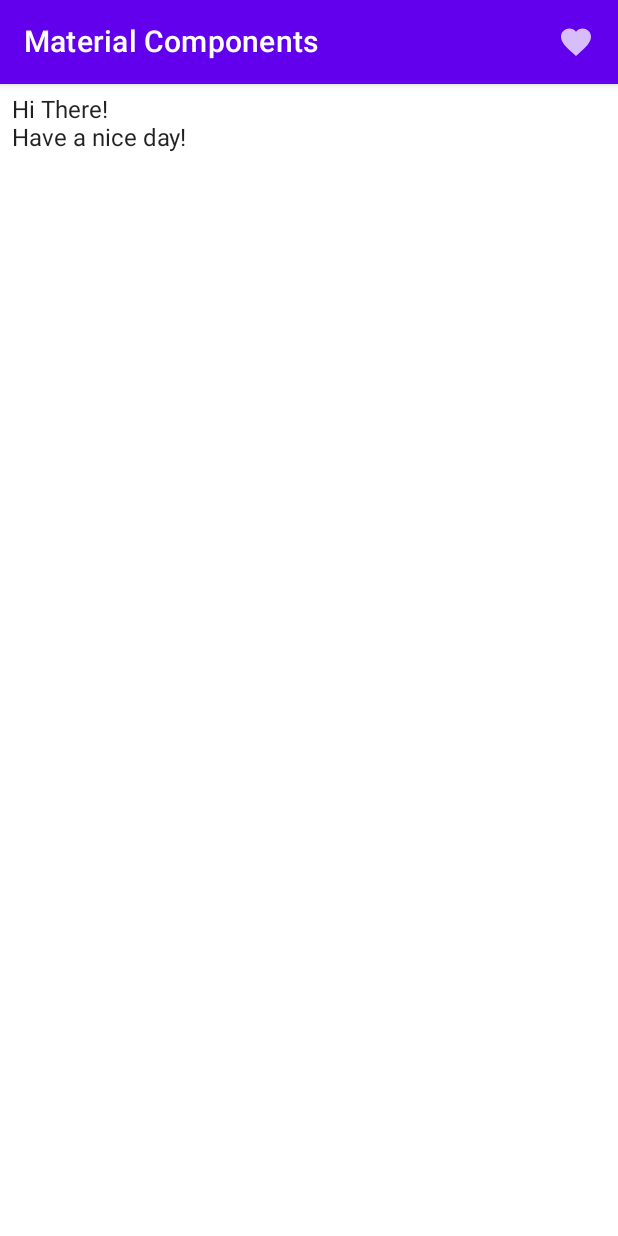
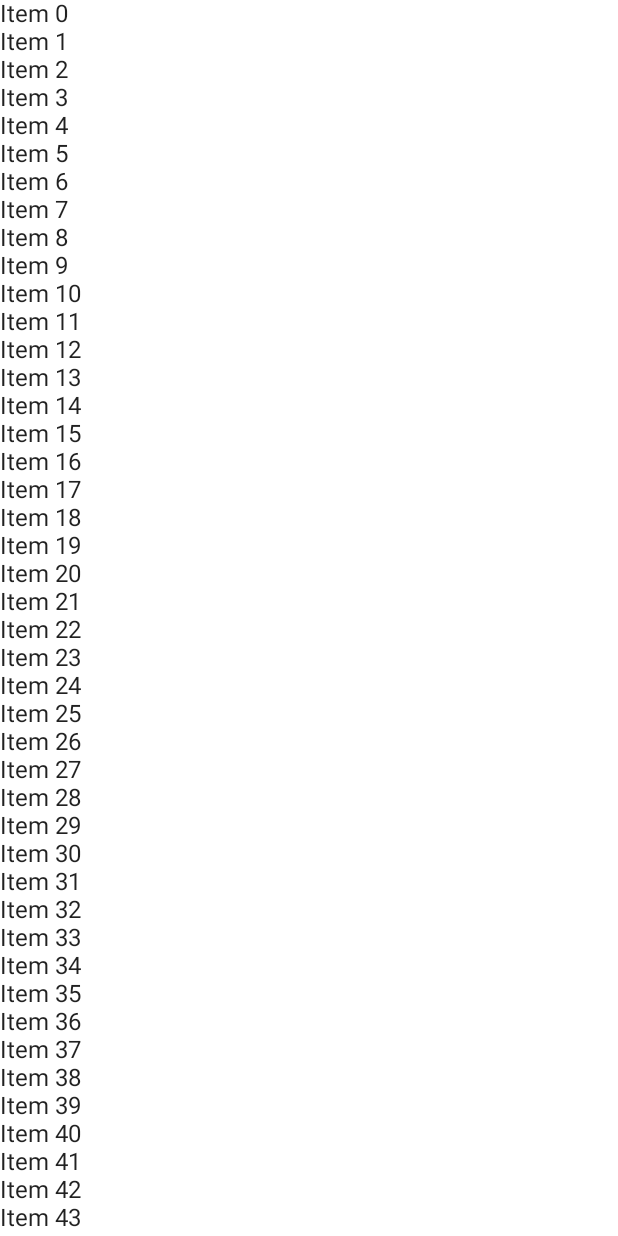
Before and after one commit to LucasCabralDevv/ComposeUi, an Android app built with Jetpack Compose: the screen it shows after launch (MaterialComponentsActivity before the commit, ListsActivity after it), on a phone screen of 412 x 824 dp. Run offline under Robolectric (Android 15) with nearby library versions, the phone set to English and light mode, and no system bars.

```diff
--- /dev/null
+++ b/app/src/main/java/com/lucascabral/composeui/ListsActivity.kt
@@ -0,0 +1,40 @@
+package com.lucascabral.composeui
+
+import android.os.Bundle
+import androidx.activity.ComponentActivity
+import androidx.activity.compose.setContent
+import androidx.compose.foundation.layout.Column
+import androidx.compose.material.MaterialTheme
+import androidx.compose.material.Surface
+import androidx.compose.material.Text
+import androidx.compose.runtime.Composable
+import androidx.compose.ui.tooling.preview.Preview
+import com.lucascabral.composeui.ui.theme.ComposeUiTheme
+
+class ListsActivity : ComponentActivity() {
+    override fun onCreate(savedInstanceState: Bundle?) {
+        super.onCreate(savedInstanceState)
+        setContent {
+            ComposeUiTheme {
+                SimpleList()
+            }
+        }
+    }
+}
+
+@Composable
+fun SimpleList() {
+    Column {
+        repeat(100) {
+            Text("Item $it")
+        }
+    }
+}
+
+@Preview(showBackground = true)
+@Composable
+fun DefaultPreview3() {
+    ComposeUiTheme {
+        SimpleList()
+    }
+}
--- a/app/src/main/res/values/strings.xml
+++ b/app/src/main/res/values/strings.xml
@@ -2,4 +2,5 @@
     <string name="app_name">Compose Ui</string>
     <string name="title_activity_compose2">ComposeActivity2</string>
     <string name="title_activity_material_components">MaterialComponentsActivity</string>
+    <string name="title_activity_lists">ListsActivity</string>
 </resources>
```
Also changed, not shown: app/src/main/AndroidManifest.xml (+6 -1 lines).
